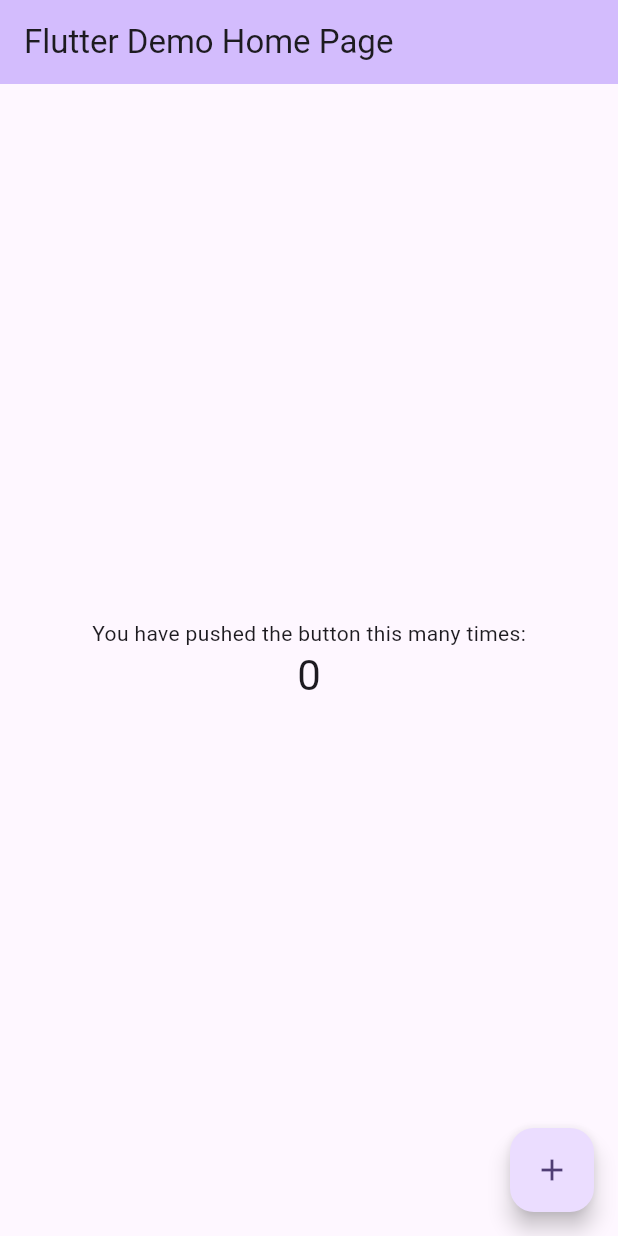
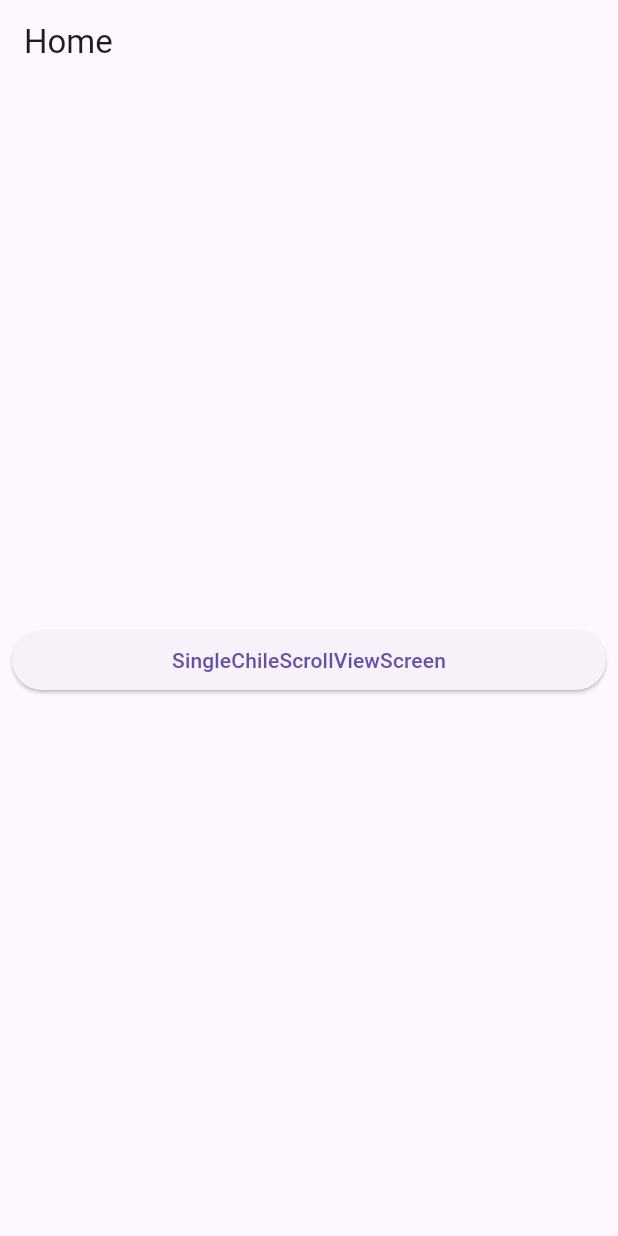
Before and after one commit to bigbulgogiburger/scrollable_widgets, a Flutter app: the screen it shows after launch, on a phone screen of 412 x 824 dp. Run offline on Flutter 3.47's test engine with Material 3 defaults, Android fonts, the phone set to English and light mode, and no system bars.

Commit message:
여러가지의 렌더링법

```diff
--- /dev/null
+++ b/lib/layout/main_layout.dart
@@ -0,0 +1,17 @@
+import 'package:flutter/material.dart';
+
+class MainLayout extends StatelessWidget {
+  final String title;
+  final Widget body;
+  const MainLayout({ required this.title,required this.body,super.key});
+
+  @override
+  Widget build(BuildContext context) {
+    return Scaffold(
+      appBar: AppBar(
+        title: Text(title),
+      ),
+      body: body,
+    );
+  }
+}
--- a/lib/main.dart
+++ b/lib/main.dart
@@ -1,125 +1,8 @@
 import 'package:flutter/material.dart';
+import 'package:scrollable_widgets/screen/home_screen.dart';
 
 void main() {
-  runApp(const MyApp());
+  runApp(MaterialApp(
+    home: HomeScreen(),
+  ));
 }
-
-class MyApp extends StatelessWidget {
-  const MyApp({super.key});
-
-  // This widget is the root of your application.
-  @override
-  Widget build(BuildContext context) {
-    return MaterialApp(
-      title: 'Flutter Demo',
-      theme: ThemeData(
-        // This is the theme of your application.
-        //
-        // TRY THIS: Try running your application with "flutter run". You'll see
-        // the application has a purple toolbar. Then, without quitting the app,
-        // try changing the seedColor in the colorScheme below to Colors.green
-        // and then invoke "hot reload" (save your changes or press the "hot
-        // reload" button in a Flutter-supported IDE, or press "r" if you used
-        // the command line to start the app).
-        //
-        // Notice that the counter didn't reset back to zero; the application
-        // state is not lost during the reload. To reset the state, use hot
-        // restart instead.
-        //
-        // This works for code too, not just values: Most code changes can be
-        // tested with just a hot reload.
-        colorScheme: ColorScheme.fromSeed(seedColor: Colors.deepPurple),
-        useMaterial3: true,
-      ),
-      home: const MyHomePage(title: 'Flutter Demo Home Page'),
-    );
-  }
-}
-
-class MyHomePage extends StatefulWidget {
-  const MyHomePage({super.key, required this.title});
-
-  // This widget is the home page of your application. It is stateful, meaning
-  // that it has a State object (defined below) that contains fields that affect
-  // how it looks.
-
-  // This class is the configuration for the state. It holds the values (in this
-  // case the title) provided by the parent (in this case the App widget) and
-  // used by the build method of the State. Fields in a Widget subclass are
-  // always marked "final".
-
-  final String title;
-
-  @override
-  State<MyHomePage> createState() => _MyHomePageState();
-}
-
-class _MyHomePageState extends State<MyHomePage> {
-  int _counter = 0;
-
-  void _incrementCounter() {
-    setState(() {
-      // This call to setState tells the Flutter framework that something has
-      // changed in this State, which causes it to rerun the build method below
-      // so that the display can reflect the updated values. If we changed
-      // _counter without calling setState(), then the build method would not be
-      // called again, and so nothing would appear to happen.
-      _counter++;
-    });
-  }
-
-  @override
-  Widget build(BuildContext context) {
-    // This method is rerun every time setState is called, for instance as done
-    // by the _incrementCounter method above.
-    //
-    // The Flutter framework has been optimized to make rerunning build methods
-    // fast, so that you can just rebuild anything that needs updating rather
-    // than having to individually change instances of widgets.
-    return Scaffold(
-      appBar: AppBar(
-        // TRY THIS: Try changing the color here to a specific color (to
-        // Colors.amber, perhaps?) and trigger a hot reload to see the AppBar
-        // change color while the other colors stay the same.
-        backgroundColor: Theme.of(context).colorScheme.inversePrimary,
-        // Here we take the value from the MyHomePage object that was created by
-        // the App.build method, and use it to set our appbar title.
-        title: Text(widget.title),
-      ),
-      body: Center(
-        // Center is a layout widget. It takes a single child and positions it
-        // in the middle of the parent.
-        child: Column(
-          // Column is also a layout widget. It takes a list of children and
-          // arranges them vertically. By default, it sizes itself to fit its
-          // children horizontally, and tries to be as tall as its parent.
-          //
-          // Column has various properties to control how it sizes itself and
-          // how it positions its children. Here we use mainAxisAlignment to
-          // center the children vertically; the main axis here is the vertical
-          // axis because Columns are vertical (the cross axis would be
-          // horizontal).
-          //
-          // TRY THIS: Invoke "debug painting" (choose the "Toggle Debug Paint"
-          // action in the IDE, or press "p" in the console), to see the
-          // wireframe for each widget.
-          mainAxisAlignment: MainAxisAlignment.center,
-          children: <Widget>[
-            const Text(
-              'You have pushed the button this many times:',
-            ),
-            Text(
-              '$_counter',
-              style: Theme.of(context).textTheme.headlineMedium,
-            ),
-          ],
-        ),
-      ),
-      floatingActionButton: FloatingActionButton(
-        onPressed: _incrementCounter,
-        tooltip: 'Increment',
-        child: const Icon(Icons.add),
-      ), // This trailing comma makes auto-formatting nicer for build methods.
-    );
-  }
-}
--- /dev/null
+++ b/lib/screen/home_screen.dart
@@ -0,0 +1,31 @@
+import 'package:flutter/material.dart';
+import 'package:scrollable_widgets/layout/main_layout.dart';
+import 'package:scrollable_widgets/screen/single_child_scroll_view_screen.dart';
+
+class HomeScreen extends StatelessWidget {
+  const HomeScreen({super.key});
+
+  @override
+  Widget build(BuildContext context) {
+    return MainLayout(
+        title: 'Home',
+        body: Padding(
+          padding: const EdgeInsets.symmetric(horizontal: 8.0),
+          child: Column(
+            mainAxisAlignment: MainAxisAlignment.center,
+            crossAxisAlignment: CrossAxisAlignment.stretch,
+            children: [
+              ElevatedButton(
+                  onPressed: () {
+                    Navigator.of(context).push(
+                      MaterialPageRoute(
+                        builder: (_) => SingleChildScrollViewScreen(),
+                      ),
+                    );
+                  },
+                  child: Text('SingleChileScrollViewScreen'))
+            ],
+          ),
+        ));
+  }
+}
```
Also changed, not shown: lib/const/colors.dart (added, +12 -0 lines), lib/screen/single_child_scroll_view_screen.dart (added, +101 -0 lines).
